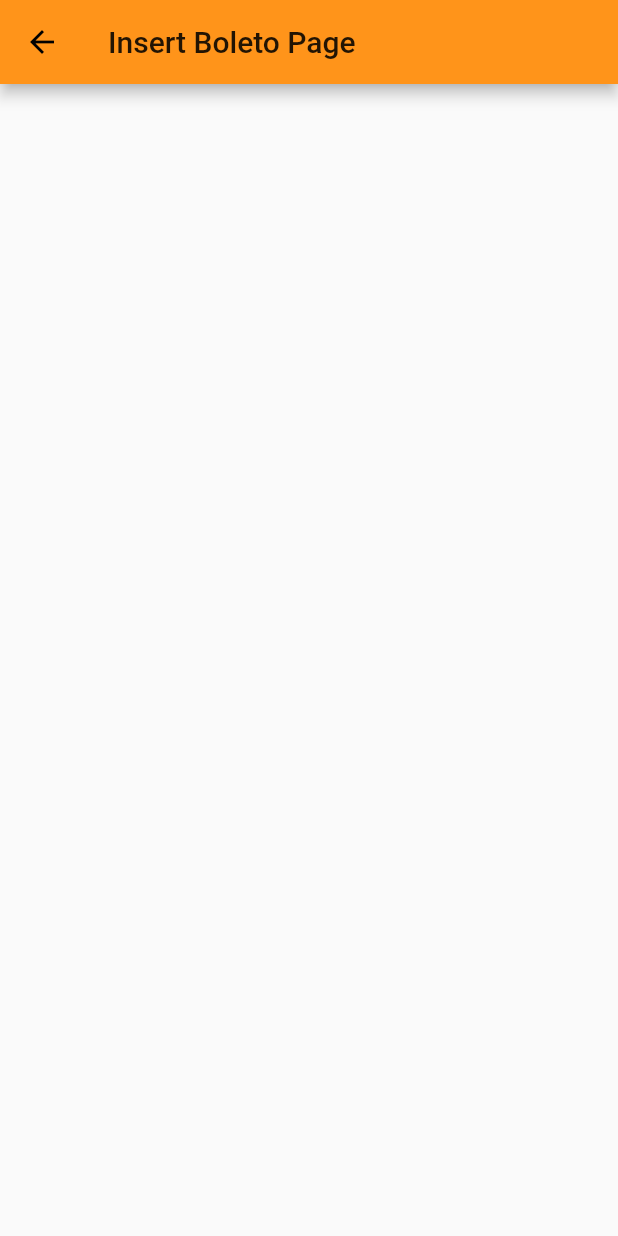
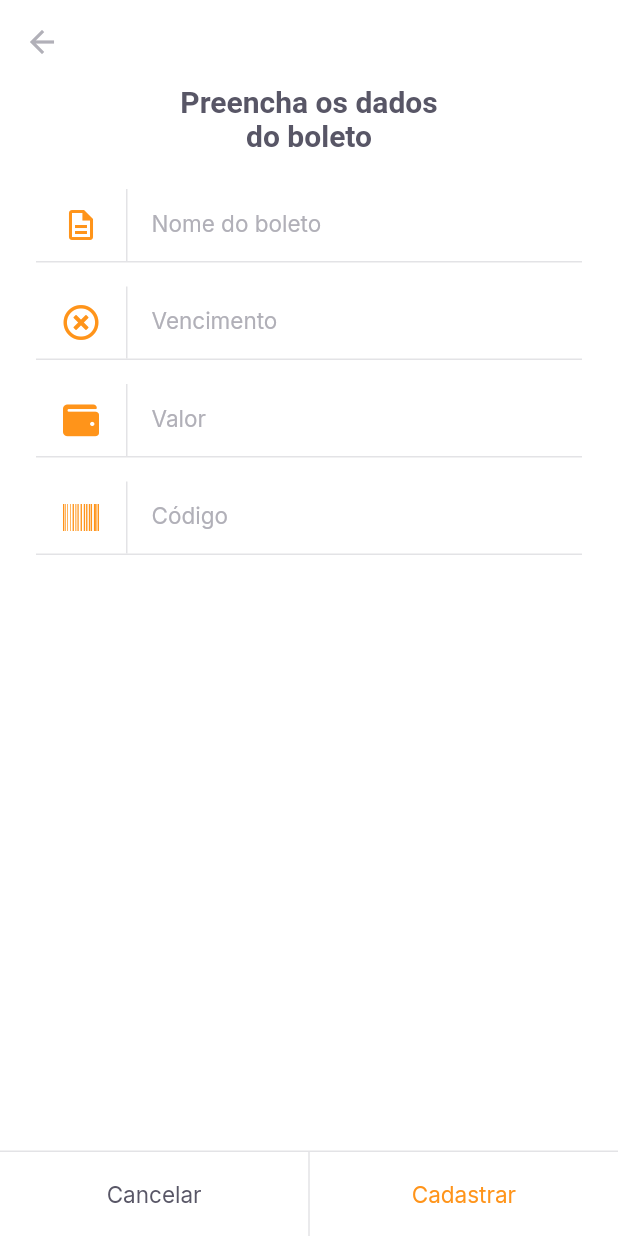
Before and after one commit to rondonVitor/payflow, a Flutter app: the InsertBoletoPage screen opened by its route, on a phone screen of 412 x 824 dp. Run offline on Flutter 3.47's test engine with Material 2 defaults, Android fonts, the phone set to English and light mode, and no system bars; our stand-ins replace camera, firebase_core, font_awesome_flutter, google_fonts, google_sign_in, image_picker and 1 more; missing offline and left inert: google_ml_kit; accounts and stored records are empty.

Commit message:
Added layout to insert_boleto_page

```diff
--- a/lib/modules/home/home_page.dart
+++ b/lib/modules/home/home_page.dart
@@ -66,7 +66,8 @@ class _HomePageState extends State<HomePage> {
             ),
             GestureDetector(
               onTap: () {
-                Navigator.pushNamed(context, "/barcode_scanner");
+                // Navigator.pushNamed(context, "/barcode_scanner");
+                Navigator.pushNamed(context, "/insert_boleto");
               },
               child: Container(
                 width: 56,
--- a/lib/modules/insert_boleto/insert_boleto_page.dart
+++ b/lib/modules/insert_boleto/insert_boleto_page.dart
@@ -1,4 +1,9 @@
 import 'package:flutter/material.dart';
+import 'package:font_awesome_flutter/font_awesome_flutter.dart';
+import 'package:payflow/shared/themes/app_colors.dart';
+import 'package:payflow/shared/themes/app_text_styles.dart';
+import 'package:payflow/shared/widgets/input_text/input_text_widget.dart';
+import 'package:payflow/shared/widgets/set_label_buttons/set_label_buttons.dart';
 
 class InsertBoletoPage extends StatelessWidget {
   const InsertBoletoPage({Key? key}) : super(key: key);
@@ -6,8 +11,61 @@ class InsertBoletoPage extends StatelessWidget {
   @override
   Widget build(BuildContext context) {
     return Scaffold(
+      backgroundColor: AppColors.background,
       appBar: AppBar(
-        title: Text("Insert Boleto Page"),
+        backgroundColor: AppColors.background,
+        elevation: 0,
+        leading: BackButton(
+          color: AppColors.input,
+        ),
+      ),
+      body: Padding(
+        padding: const EdgeInsets.symmetric(horizontal: 24),
+        child: Column(
+          crossAxisAlignment: CrossAxisAlignment.center,
+          children: [
+            Padding(
+              padding: const EdgeInsets.symmetric(horizontal: 93),
+              child: Text(
+                "Preencha os dados do boleto",
+                style: TextStyles.titleBoldHeading,
+                textAlign: TextAlign.center,
+              ),
+            ),
+            SizedBox(
+              height: 24,
+            ),
+            InputTextWidget(
+              label: "Nome do boleto",
+              icon: Icons.description_outlined,
+              onChanged: (value) {},
+            ),
+            InputTextWidget(
+              label: "Vencimento",
+              icon: FontAwesomeIcons.timesCircle,
+              onChanged: (value) {},
+            ),
+            InputTextWidget(
+              label: "Valor",
+              icon: FontAwesomeIcons.wallet,
+              onChanged: (value) {},
+            ),
+            InputTextWidget(
+              label: "Código",
+              icon: FontAwesomeIcons.barcode,
+              onChanged: (value) {},
+            ),
+          ],
+        ),
+      ),
+      bottomNavigationBar: SetLabelButtons(
+        primaryLabel: "Cancelar",
+        primaryOnPressed: () {
+          Navigator.pop(context);
+        },
+        secondaryLabel: "Cadastrar",
+        secondaryOnPressed: () {},
+        enableSecondaryColor: true,
       ),
     );
   }
--- a/lib/shared/themes/app_colors.dart
+++ b/lib/shared/themes/app_colors.dart
@@ -9,4 +9,5 @@ class AppColors {
   static final stroke = Color(0xFFE3E3E6);
   static final shape = Color(0xFFFAFAFC);
   static final background = Color(0xFFFFFFFF);
+  static final input = Color(0xFFB1B0B8);
 }
--- a/lib/shared/themes/app_text_styles.dart
+++ b/lib/shared/themes/app_text_styles.dart
@@ -58,6 +58,11 @@ class TextStyles {
     fontWeight: FontWeight.w400,
     color: AppColors.background,
   );
+    static final input = GoogleFonts.inter(
+    fontSize: 15,
+    fontWeight: FontWeight.w400,
+    color: AppColors.input,
+  );
   static final buttonBoldPrimary = GoogleFonts.inter(
     fontSize: 15,
     fontWeight: FontWeight.w700,
--- /dev/null
+++ b/lib/shared/widgets/input_text/input_text_widget.dart
@@ -0,0 +1,69 @@
+import 'package:flutter/material.dart';
+
+import 'package:payflow/shared/themes/app_colors.dart';
+import 'package:payflow/shared/themes/app_text_styles.dart';
+
+class InputTextWidget extends StatelessWidget {
+  final String label;
+  final IconData icon;
+  final String? initialValue;
+  final String? Function(String?)? validator;
+  final TextEditingController? controller;
+  final void Function(String value) onChanged;
+
+  const InputTextWidget({
+    Key? key,
+    required this.label,
+    required this.icon,
+    this.initialValue,
+    this.validator,
+    this.controller,
+    required this.onChanged,
+  }) : super(key: key);
+
+  @override
+  Widget build(BuildContext context) {
+    return Padding(
+      padding: const EdgeInsets.only(bottom: 16),
+      child: Column(
+        children: [
+          TextFormField(
+            onChanged: onChanged,
+            controller: controller,
+            validator: validator,
+            initialValue: initialValue,
+            style: TextStyles.input,
+            decoration: InputDecoration(
+              contentPadding: EdgeInsets.zero,
+              labelText: label,
+              labelStyle: TextStyles.input,
+              icon: Row(
+                mainAxisSize: MainAxisSize.min,
+                children: [
+                  Padding(
+                    padding: const EdgeInsets.symmetric(horizontal: 18),
+                    child: Icon(
+                      icon,
+                      color: AppColors.primary,
+                    ),
+                  ),
+                  Container(
+                    width: 1,
+                    height: 48,
+                    color: AppColors.stroke,
+                  )
+                ],
+              ),
+              border: InputBorder.none,
+            ),
+          ),
+          Divider(
+            height: 1,
+            thickness: 1,
+            color: AppColors.stroke,
+          ),
+        ],
+      ),
+    );
+  }
+}
--- a/lib/shared/widgets/set_label_buttons/set_label_buttons.dart
+++ b/lib/shared/widgets/set_label_buttons/set_label_buttons.dart
@@ -11,6 +11,7 @@ class SetLabelButtons extends StatelessWidget {
   final String secondaryLabel;
   final VoidCallback secondaryOnPressed;
   final bool enablePrimaryColor;
+  final bool enableSecondaryColor;
 
   const SetLabelButtons({
     Key? key,
@@ -19,12 +20,23 @@ class SetLabelButtons extends StatelessWidget {
     required this.secondaryLabel,
     required this.secondaryOnPressed,
     this.enablePrimaryColor = false,
+    this.enableSecondaryColor = false,
   }) : super(key: key);
 
   @override
   Widget build(BuildContext context) {
     return Container(
-      color: AppColors.shape,
+      color: AppColors.background,
+      height: 57,
+      child: Column(
+        mainAxisSize: MainAxisSize.min,
+        children: [
+          Divider(
+            thickness: 1,
+            height: 1,
+            color: AppColors.stroke,
+          ),
+          Container(
             height: 56,
             child: Row(
               children: [
@@ -40,6 +52,10 @@ class SetLabelButtons extends StatelessWidget {
                   child: LabelButton(
                     label: secondaryLabel,
                     onPressed: secondaryOnPressed,
+                    style: enableSecondaryColor ? TextStyles.buttonPrimary : null,
+                  ),
+                ),
+              ],
             ),
           ),
         ],
--- a/pubspec.yaml
+++ b/pubspec.yaml
@@ -35,6 +35,7 @@ dependencies:
   google_ml_kit: ^0.6.0
   camera: ^0.8.1+3
   image_picker: ^0.8.1+1
+  font_awesome_flutter: ^9.1.0
 
 dev_dependencies:
   flutter_test:
```
Also changed, not shown: pubspec.lock. Lines whose indentation alone changed are shown as unchanged.
